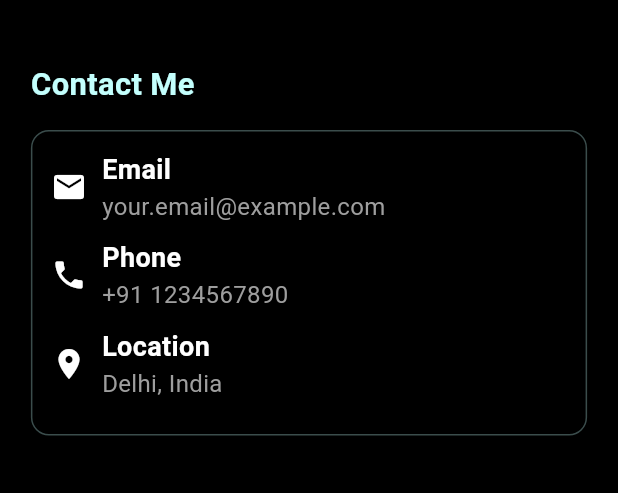
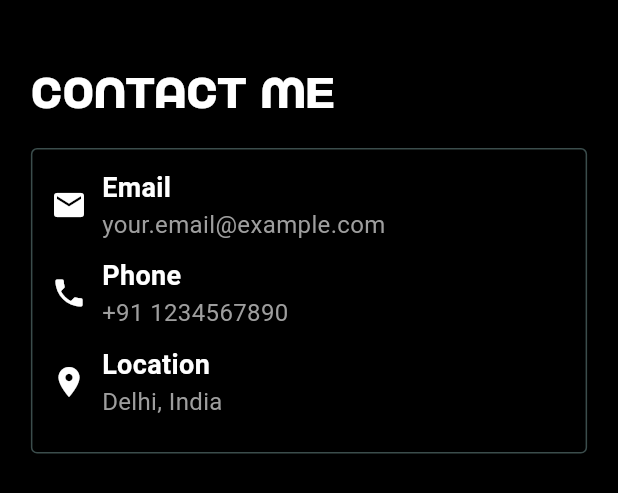
Before and after one commit to 1Shibam/portfolio_web, a Flutter app: the ContactSection widget shown alone on an empty page, opened directly, on a phone screen of 412 x 824 dp. Shown: the top 493 px of the screen. Run offline on Flutter 3.47's test engine with Material 3 defaults, Android fonts, the phone set to English and light mode, and no system bars; drawn by our look-alikes of flutter_animate; our stand-ins replace animated_text_kit, flutter_riverpod, go_router.

Commit message:
fixed the contact section in desktop

```diff
--- a/lib/responsive/desktop/contact_section.dart
+++ b/lib/responsive/desktop/contact_section.dart
@@ -1,6 +1,7 @@
 import 'package:flutter/material.dart';
 import 'package:flutter_animate/flutter_animate.dart';
 import 'package:portfolio_web/theme/colors.dart';
+import 'package:portfolio_web/theme/text_styles.dart';
 
 class ContactSection extends StatelessWidget {
   const ContactSection({super.key});
@@ -11,22 +12,19 @@ class ContactSection extends StatelessWidget {
     double maxHeight = MediaQuery.of(context).size.height;
 
     return Padding(
-      padding: EdgeInsets.symmetric(horizontal: maxWidth * 0.05, vertical: maxHeight * 0.05),
+      padding: EdgeInsets.symmetric(
+          horizontal: maxWidth * 0.05, vertical: maxHeight * 0.05),
       child: Column(
         crossAxisAlignment: CrossAxisAlignment.start,
         children: [
           Text(
             'Contact Me',
-            style: TextStyle(
-              fontSize: maxWidth * 0.05,
-              fontWeight: FontWeight.bold,
-              color: AppColors.light,
-            ),
+            style: AppTextStyles.heading(context),
           ).animate().fade(duration: 500.ms).slideY(),
           SizedBox(height: maxHeight * 0.02),
           Container(
             decoration: BoxDecoration(
-              borderRadius: BorderRadius.circular(12),
+              borderRadius: BorderRadius.circular(maxWidth * 0.01),
               color: Colors.black.withOpacity(0.3),
               border: Border.all(color: AppColors.light.withOpacity(0.3)),
             ),
@@ -34,9 +32,11 @@ class ContactSection extends StatelessWidget {
             child: Column(
               crossAxisAlignment: CrossAxisAlignment.start,
               children: [
-                _buildContactItem(Icons.email, 'Email', 'your.email@example.com'),
+                _buildContactItem(
+                    Icons.email, 'Email', 'your.email@example.com'),
                 _buildContactItem(Icons.phone, 'Phone', '+91 1234567890'),
-                _buildContactItem(Icons.location_on, 'Location', 'Delhi, India'),
+                _buildContactItem(
+                    Icons.location_on, 'Location', 'Delhi, India'),
               ],
             ),
           ).animate().fade(duration: 800.ms).slideY(),
```
